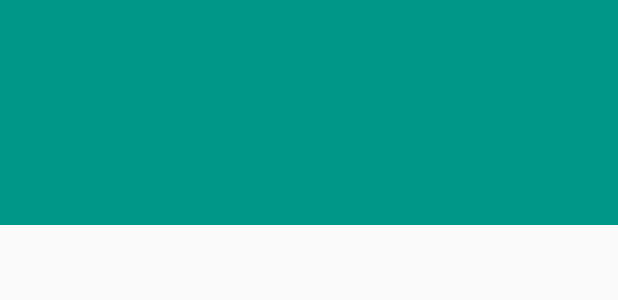
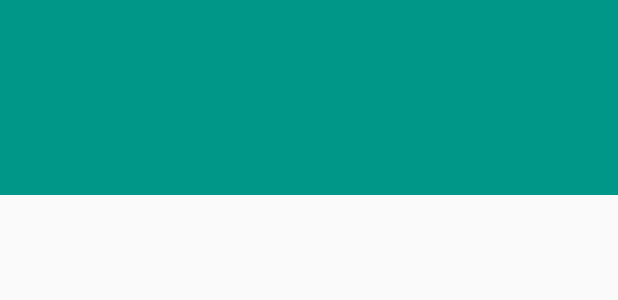
Before and after one commit to MaheedHatem/Raf, an Android app: the layout activity_more.xml on its own in the app's theme, with its tools: preview values and no code run, on a phone screen of 412 x 824 dp. Shown: the top 300 px of the screen. Run offline under Robolectric (Android 15) with nearby library versions, the phone set to English and light mode, and no system bars.

Commit message:
fixed gui

```diff
--- a/app/src/main/java/com/example/raf/GridAdapter.java
+++ b/app/src/main/java/com/example/raf/GridAdapter.java
@@ -178,6 +178,8 @@ public class GridAdapter extends BaseAdapter {
         this.notifyDataSetChanged();
     }
 
+
+
     public void addBook(Book b){
         books.add(b);
         notifyDataSetChanged();
--- a/app/src/main/java/com/example/raf/MoreActivity.java
+++ b/app/src/main/java/com/example/raf/MoreActivity.java
@@ -128,6 +128,7 @@ public class MoreActivity extends AppCompatActivity {
                         break;
                 }
                 list = queryHome.find();
+
             } catch (ParseException e){
                 e.printStackTrace();
             }
--- a/app/src/main/res/layout/activity_more.xml
+++ b/app/src/main/res/layout/activity_more.xml
@@ -10,7 +10,7 @@
     <android.support.design.widget.AppBarLayout
         android:id="@+id/app_bar"
         android:layout_width="match_parent"
-        android:layout_height="150dp"
+        android:layout_height="130dp"
         android:fitsSystemWindows="true"
         android:theme="@style/splash.AppBarOverlay">
 
--- a/app/src/main/res/layout/content_more.xml
+++ b/app/src/main/res/layout/content_more.xml
@@ -4,24 +4,31 @@
     xmlns:tools="http://schemas.android.com/tools"
     android:layout_width="match_parent"
     android:layout_height="match_parent"
+    android:fillViewport="true"
     app:layout_behavior="@string/appbar_scrolling_view_behavior"
     tools:context="com.example.raf.MoreActivity"
     tools:showIn="@layout/activity_more">
 
+
 <LinearLayout
-    android:orientation="vertical" android:layout_width="match_parent"
-    android:layout_height="match_parent">
+    android:layout_width="wrap_content"
+    android:orientation="vertical"
+    android:layout_height="wrap_content">
+
 
 
     <GridView xmlns:android="http://schemas.android.com/apk/res/android"
         android:id="@+id/gridView"
+        android:fillViewport="true"
         android:numColumns="2"
-        android:gravity="center"
         android:stretchMode="columnWidth"
         android:layout_width="match_parent"
         android:layout_height="wrap_content" >
 
     </GridView>
 
+
 </LinearLayout>
+
+
 </android.support.v4.widget.NestedScrollView>
```
